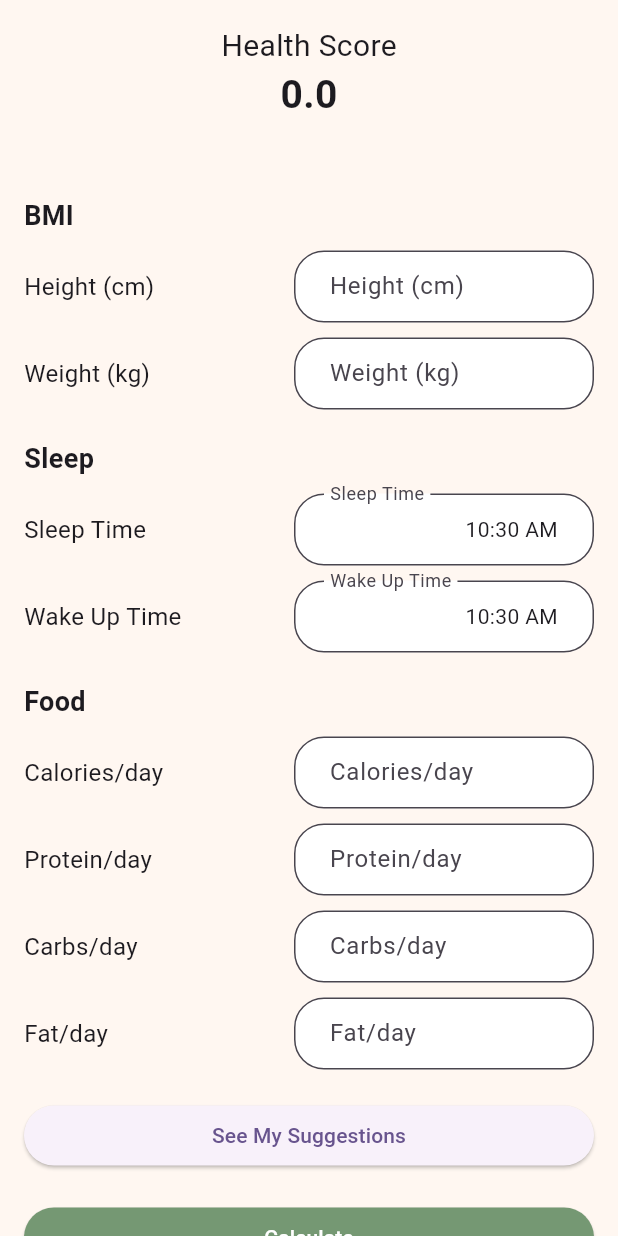
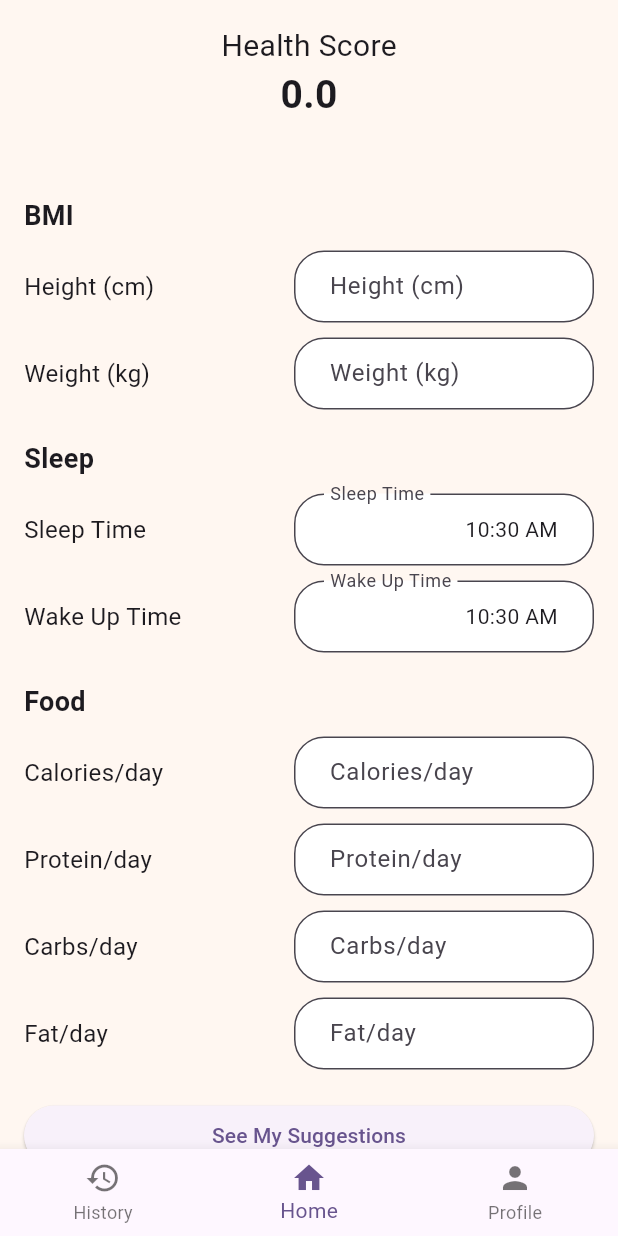
Before and after one commit to tnptnw/Rule-Fit, a Flutter app: the HomePage screen opened directly with empty values, on a phone screen of 412 x 824 dp. Run offline on Flutter 3.47's test engine with Material 3 defaults, Android fonts, the light colour scheme and no system bars; our stand-ins replace image_picker, shared_preferences; accounts and stored records are empty.

Commit message:
add bottombar

```diff
--- /dev/null
+++ b/Frontend/rule_fit/lib/components/bottom_bar.dart
@@ -0,0 +1,30 @@
+import 'package:flutter/material.dart';
+
+class BottomNavBar extends StatelessWidget {
+  final int currentIndex;
+  final Function(int) onTap;
+
+  BottomNavBar({required this.currentIndex, required this.onTap});
+
+  @override
+  Widget build(BuildContext context) {
+    return BottomNavigationBar(
+      currentIndex: currentIndex,
+      onTap: onTap,
+      items: const [
+        BottomNavigationBarItem(
+          icon: Icon(Icons.history),
+          label: 'History',
+        ),
+        BottomNavigationBarItem(
+          icon: Icon(Icons.home),
+          label: 'Home',
+        ),
+        BottomNavigationBarItem(
+          icon: Icon(Icons.person),
+          label: 'Profile',
+        ),
+      ],
+    );
+  }
+}
```
Also changed, not shown: Frontend/rule_fit/lib/pages/home.dart (+26 -0 lines), Frontend/rule_fit/lib/pages/profile_page.dart (+22 -0 lines).
